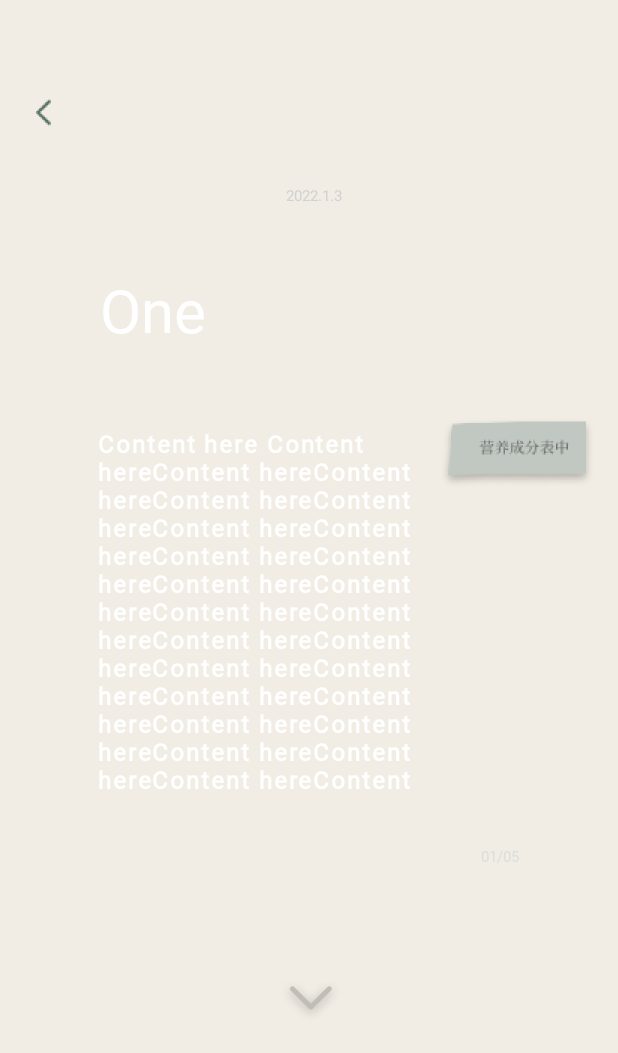
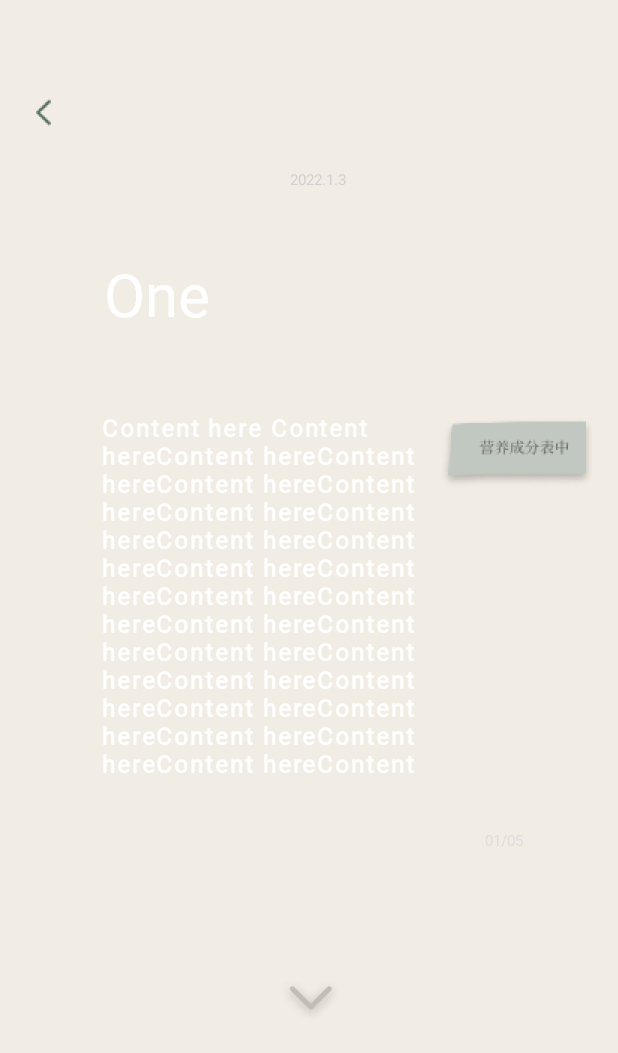
Before and after one commit to yifandeng2002/CollagePoemv2, an Android app: the CanvasPoemActivity screen opened directly, with no data from a screen before it, on a phone screen of 412 x 824 dp. Shown: the top 1053 px of the screen. Run offline under Robolectric (Android 15) with nearby library versions, the phone set to English and light mode, and no system bars; our stand-ins replace data binding; libraries missing offline, so code that uses them is left out: com.jaeger.library; 10 statements that could not run were skipped.

Commit message:
ChangeCanvas_final

```diff
--- a/app/src/main/res/layout/activity_canvas_poem.xml
+++ b/app/src/main/res/layout/activity_canvas_poem.xml
@@ -15,118 +15,167 @@
             android:scaleType="fitXY"
             android:src="@drawable/img_background_912x410"
             tools:ignore="ContentDescription" tools:src="@drawable/img_background_912x410"/>
-        <FrameLayout android:id="@+id/frameStackcard"
+
+        <LinearLayout
+            android:id="@+id/linearSwtichMode"
+            android:layout_width="wrap_content"
+            android:layout_height="wrap_content"
+            android:layout_gravity="bottom|start"
+            android:layout_marginTop="@dimen/_10pxv"
+            android:layout_marginEnd="@dimen/_10pxh"
+            android:orientation="vertical">
+
+            <ImageView
+                android:id="@+id/imageSwitchbtn"
+                android:layout_width="@dimen/_43pxh"
+                android:layout_height="@dimen/_32pxh"
+                android:layout_gravity="end"
+                android:layout_marginStart="@dimen/_88pxh"
+                android:layout_marginEnd="@dimen/_88pxh"
+                android:scaleType="fitXY"
+                android:src="@drawable/img_switchbtn"
+                tools:ignore="ContentDescription"
+                tools:src="@drawable/img_switchbtn" />
+
+            <ImageView
+                android:id="@+id/imageWihtepic"
+                imageRes="@{@drawable/img_wihtepic}"
+                android:layout_width="@dimen/_316pxh"
+                android:layout_height="@dimen/_129pxh"
+                android:layout_gravity="start"
+                android:layout_marginTop="@dimen/_13pxv"
+                android:scaleType="fitXY"
+                tools:ignore="ContentDescription"
+                tools:src="@drawable/img_wihtepic" />
+        </LinearLayout>
+
+        <FrameLayout
+            android:id="@+id/frameStackcard"
+            android:layout_width="@dimen/_243pxh"
+            android:layout_height="@dimen/_604pxv"
             android:layout_gravity="top|start"
-            android:layout_height="@dimen/_604pxv"
-            android:layout_marginBottom="@dimen/_60pxv"
+            android:layout_marginTop="@dimen/_60pxv"
             android:layout_marginEnd="@dimen/_10pxh"
-            android:layout_marginTop="@dimen/_60pxv" android:layout_width="@dimen/_243pxh">
-            <ImageView android:id="@+id/imageCard"
+            android:layout_marginBottom="@dimen/_60pxv">
+
+            <ImageView
+                android:id="@+id/imageCard"
+                imageRes="@{@drawable/img_card}"
+                android:layout_width="match_parent"
+                android:layout_height="match_parent"
                 android:layout_gravity="start"
-                android:layout_height="match_parent"
-                android:layout_width="match_parent"
                 android:scaleType="fitXY"
-                imageRes="@{@drawable/img_card}"
-                tools:ignore="ContentDescription" tools:src="@drawable/img_card"/>
-            <ImageView android:id="@+id/imageImageBack"
+                tools:ignore="ContentDescription"
+                tools:src="@drawable/img_card" />
+
+            <ImageView
+                android:id="@+id/imageImageBack"
+                android:layout_width="@dimen/_10pxh"
+                android:layout_height="@dimen/_18pxh"
                 android:layout_gravity="top|start"
-                android:layout_height="@dimen/_18pxh"
-                android:layout_marginBottom="@dimen/_13pxv"
-                android:layout_marginEnd="@dimen/_24pxh"
                 android:layout_marginStart="@dimen/_24pxh"
                 android:layout_marginTop="@dimen/_13pxv"
-                android:layout_width="@dimen/_10pxh"
+                android:layout_marginEnd="@dimen/_24pxh"
+                android:layout_marginBottom="@dimen/_13pxv"
                 android:scaleType="fitXY"
                 android:src="@drawable/img_imageback"
-                tools:ignore="ContentDescription" tools:src="@drawable/img_imageback"/>
+                tools:ignore="ContentDescription"
+                tools:src="@drawable/img_imageback" />
         </FrameLayout>
-        <LinearLayout android:id="@+id/linearSwtichMode"
-            android:layout_gravity="bottom|start"
+
+        <com.example.text1.ZoomTranslateDoubleTapController
+            android:id="@+id/frameChange"
+            android:layout_width="341dp"
+            android:layout_height="518dp"
+            android:translationX="30sp"
+            android:translationY="80sp">
+
+            <FrameLayout
+                android:id="@+id/framePoem"
+                android:layout_width="@dimen/_356pxh"
+                android:layout_height="@dimen/_648pxv"
+                android:layout_gravity="top|center"
+                android:layout_marginStart="@dimen/_27pxh"
+                android:layout_marginTop="@dimen/_101pxv"
+                android:layout_marginEnd="@dimen/_27pxh"
+                android:layout_marginBottom="@dimen/_101pxv">
+
+                <ImageView
+                    android:id="@+id/imagePoemcard"
+                    imageRes="@{@drawable/img_poemcard}"
+                    android:layout_width="match_parent"
+                    android:layout_height="match_parent"
+                    android:layout_gravity="start"
+                    android:scaleType="fitXY"
+                    tools:ignore="ContentDescription"
+                    tools:src="@drawable/img_poemcard" />
+
+                <LinearLayout
+                    android:id="@+id/linearColumntimecn"
+                    android:layout_width="match_parent"
                     android:layout_height="wrap_content"
-            android:layout_marginEnd="@dimen/_10pxh"
-            android:layout_marginTop="@dimen/_10pxv"
-            android:layout_width="wrap_content" android:orientation="vertical">
-            <ImageView android:id="@+id/imageSwitchbtn"
-                android:layout_gravity="end"
-                android:layout_height="@dimen/_32pxh"
-                android:layout_marginEnd="@dimen/_88pxh"
-                android:layout_marginStart="@dimen/_88pxh"
-                android:layout_width="@dimen/_43pxh"
-                android:scaleType="fitXY"
-                android:src="@drawable/img_switchbtn"
-                tools:ignore="ContentDescription" tools:src="@drawable/img_switchbtn"/>
-            <ImageView android:id="@+id/imageWihtepic"
-                android:layout_gravity="start"
-                android:layout_height="@dimen/_129pxh"
-                android:layout_marginTop="@dimen/_13pxv"
-                android:layout_width="@dimen/_316pxh"
-                android:scaleType="fitXY"
-                imageRes="@{@drawable/img_wihtepic}"
-                tools:ignore="ContentDescription" tools:src="@drawable/img_wihtepic"/>
-        </LinearLayout>
-        <FrameLayout android:id="@+id/framePoem"
                     android:layout_gravity="top|center"
-            android:layout_height="@dimen/_648pxv"
-            android:layout_marginBottom="@dimen/_101pxv"
-            android:layout_marginEnd="@dimen/_27pxh"
-            android:layout_marginStart="@dimen/_27pxh"
-            android:layout_marginTop="@dimen/_101pxv" android:layout_width="@dimen/_356pxh">
-            <ImageView android:id="@+id/imagePoemcard"
-                android:layout_gravity="start"
-                android:layout_height="match_parent"
-                android:layout_width="match_parent"
-                android:scaleType="fitXY"
-                imageRes="@{@drawable/img_poemcard}"
-                tools:ignore="ContentDescription" tools:src="@drawable/img_poemcard"/>
-
-            <LinearLayout android:id="@+id/linearColumntimecn"
-                android:layout_gravity="top|center"
-                android:layout_height="wrap_content"
-                android:layout_marginBottom="@dimen/_36pxv"
-                android:layout_marginEnd="@dimen/_38pxh"
                     android:layout_marginStart="@dimen/_38pxh"
                     android:layout_marginTop="@dimen/_36pxv"
-                android:layout_width="match_parent" android:orientation="vertical">
-                <TextView android:ellipsize="end"
+                    android:layout_marginEnd="@dimen/_38pxh"
+                    android:layout_marginBottom="@dimen/_36pxv"
+                    android:orientation="vertical">
+
+                    <TextView
                         android:id="@+id/txtTimeCN"
+                        style="@style/txtArialmt10"
+                        android:layout_width="wrap_content"
+                        android:layout_height="wrap_content"
                         android:layout_gravity="center_horizontal"
-                    android:layout_height="wrap_content"
+                        android:layout_marginStart="@dimen/_118pxh"
                         android:layout_marginEnd="@dimen/_114pxh"
-                    android:layout_marginStart="@dimen/_118pxh"
-                    android:layout_width="wrap_content"
+                        android:ellipsize="end"
                         android:singleLine="true"
                         android:text="@{canvasPoemVM.canvasPoemModel.txtTimeCN}"
-                    style="@style/txtArialmt10" tools:text="@string/lbl_2022_1_3"/>
-                <TextView android:ellipsize="end"
+                        tools:text="@string/lbl_2022_1_3" />
+
+                    <TextView
                         android:id="@+id/txtOrder"
+                        style="@style/txtHiraginoMinchoProhiraminprow340"
+                        android:layout_width="wrap_content"
                         android:layout_height="wrap_content"
-                    android:layout_marginEnd="@dimen/_10pxh"
                         android:layout_marginStart="@dimen/_1pxh"
                         android:layout_marginTop="@dimen/_47pxv"
-                    android:layout_width="wrap_content"
+                        android:layout_marginEnd="@dimen/_10pxh"
+                        android:ellipsize="end"
                         android:singleLine="true"
                         android:text="@{canvasPoemVM.canvasPoemModel.txtOrder}"
-                    style="@style/txtHiraginoMinchoProhiraminprow340" tools:text="@string/lbl_one"/>
-                <TextView android:id="@+id/txtDescription"
+                        tools:text="@string/lbl_one" />
+
+                    <TextView
+                        android:id="@+id/txtDescription"
+                        style="@style/txtHiraginoMinchoProhiraminprow616"
+                        android:layout_width="match_parent"
                         android:layout_height="wrap_content"
+                        android:layout_marginTop="@dimen/_57pxv"
                         android:layout_marginEnd="@dimen/_10pxh"
-                    android:layout_marginTop="@dimen/_57pxv"
-                    android:layout_width="match_parent"
                         android:letterSpacing="0.08"
                         android:text="@{canvasPoemVM.canvasPoemModel.txtDescription}"
-                    style="@style/txtHiraginoMinchoProhiraminprow616" tools:text="@string/msg_content_here_co"/>
-                <TextView android:ellipsize="end"
+                        tools:text="@string/msg_content_here_co" />
+
+                    <TextView
                         android:id="@+id/txtTimeEN"
+                        style="@style/txtHiraginoMinchoProhiraminprow310"
+                        android:layout_width="wrap_content"
+                        android:layout_height="wrap_content"
                         android:layout_gravity="end"
-                    android:layout_height="wrap_content"
                         android:layout_marginStart="@dimen/_10pxh"
                         android:layout_marginTop="@dimen/_37pxv"
-                    android:layout_width="wrap_content"
+                        android:ellipsize="end"
                         android:singleLine="true"
                         android:text="@{canvasPoemVM.canvasPoemModel.txtTimeEN}"
-                    style="@style/txtHiraginoMinchoProhiraminprow310" tools:text="@string/lbl_01_05"/>
+                        tools:text="@string/lbl_01_05" />
                 </LinearLayout>
+
             </FrameLayout>
+
+        </com.example.text1.ZoomTranslateDoubleTapController>
+
         <ImageView android:id="@+id/imagePaperTwo"
             android:layout_gravity="top|end"
             android:layout_height="@dimen/_59pxh"
```
Also changed, not shown: app/src/main/java/com/collagepoem/app/modules/canvas/ui/ZoomTranslateDoubleTapController.java (added, +249 -0 lines). Lines whose indentation alone changed are shown as unchanged.
